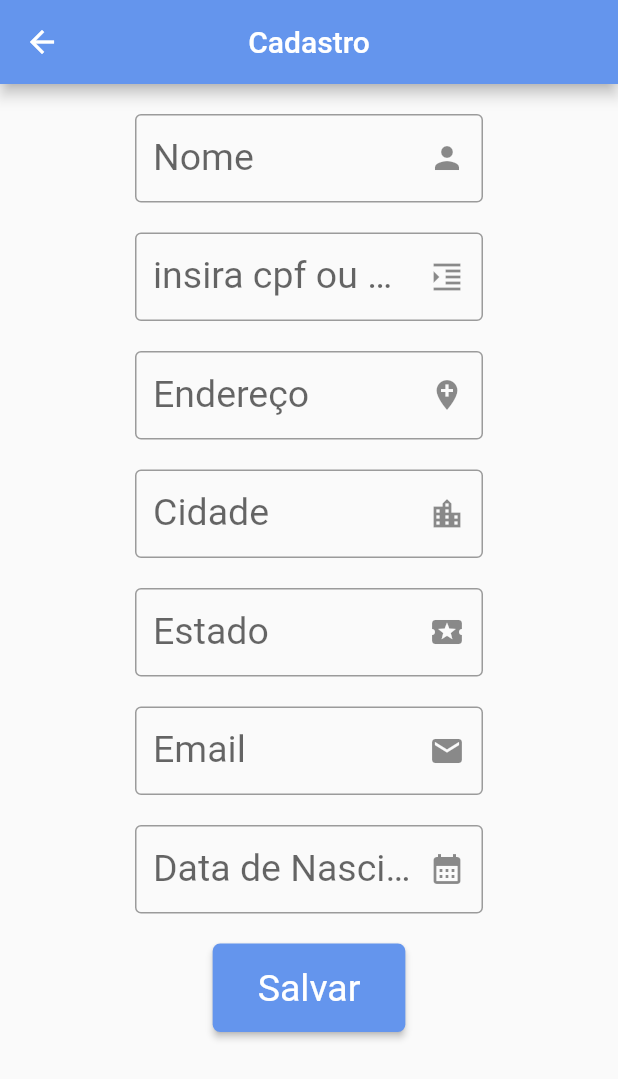
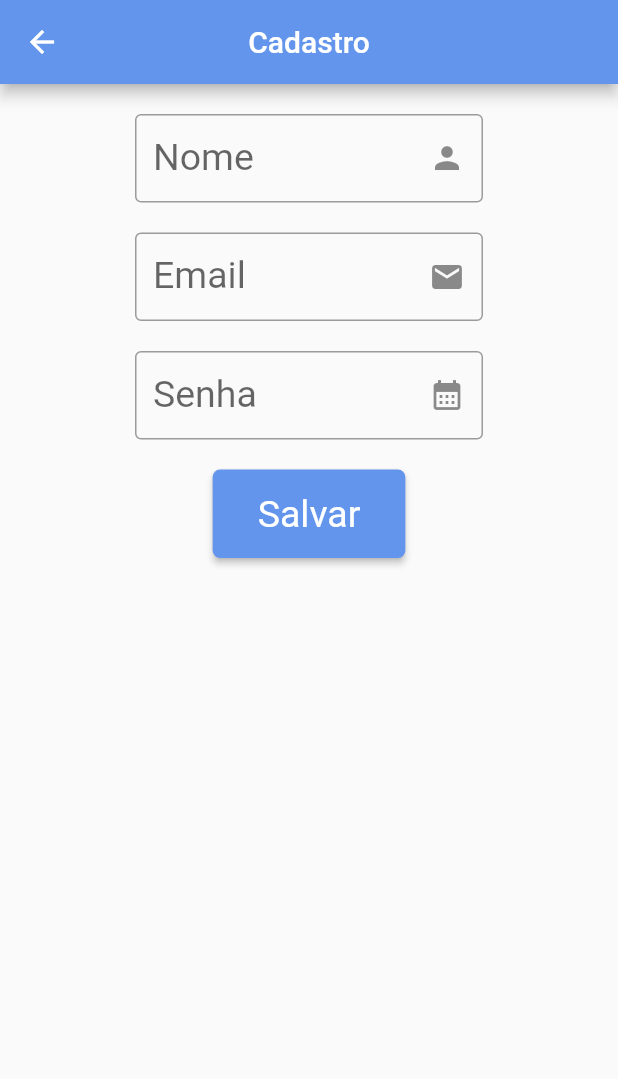
Before and after one commit to Alexandersabbag/projeto-aula, a Flutter app: the cadastrarView screen opened directly, on a phone screen of 412 x 824 dp. Shown: the top 1079 px of the screen. Run offline on Flutter 3.47's test engine with Material 2 defaults, Android fonts, the phone set to English and light mode, and no system bars; our stand-ins replace cloud_firestore, firebase_auth, firebase_core, mask_text_input_formatter; accounts and stored records are empty; network calls fail.

```diff
--- a/lib/main.dart
+++ b/lib/main.dart
@@ -9,6 +9,10 @@ import 'package:projeto_aula/view/tela_sobre_view.dart';
 void main() {
   runApp(const MaterialApp(
     debugShowCheckedModeBanner: false,
-    home: TodoListView(),
+    home: RecuperarSenhaView(),
   ));
 }
+
+//FAZER O LOGOUT (CRIAR INTERFACE DE LOGOUT)
+//ID DO USUÁRIO LOGADO
+//NOME DO USUÁRIO LOGADO (CRIAR INTERFACE COM O NOME DO USUÁRIO LOGADO)
--- a/lib/model/cadastrar.dart
+++ b/lib/model/cadastrar.dart
@@ -2,14 +2,8 @@
 
 class Cadastro {
   final String CadNome;
-  final String CadCpf_cnpj;
-  final String CadEndereco;
-  final String CadCidade;
-  final String CadEstado;
   final String CadEmail;
-  final String CadData_nasc;
-  final int id;
+  final String CadSenha;
 
-  Cadastro(this.CadNome, this.CadCpf_cnpj, this.CadEndereco, this.CadCidade,
-      this.CadEstado, this.CadData_nasc, this.CadEmail, this.id);
+  Cadastro(this.CadNome, this.CadEmail, this.CadSenha);
 }
--- a/lib/view/recuperar_senha_view.dart
+++ b/lib/view/recuperar_senha_view.dart
@@ -1,5 +1,6 @@
 // ignore_for_file: prefer_const_literals_to_create_immutables, prefer_const_constructors, prefer_interpolation_to_compose_strings
 import 'package:flutter/material.dart';
+import 'package:projeto_aula/controller/login_controller.dart';
 import 'package:projeto_aula/model/recuperar_senha.dart';
 
 class RecuperarSenhaView extends StatefulWidget {
@@ -58,8 +59,10 @@ class _RecuperarSenhaViewState extends State<RecuperarSenhaView> {
                     } else {
                       mensagem('Mensagem de recuperação enviado para o e-mail.',
                           Colors.blue.shade400);
+                      LoginController()
+                          .esqueceuSenha(context, txtRecEmail.text);
+                      RecuperarSenha(txtRecEmail.text);
                     }
-                    RecuperarSenha(txtRecEmail.text);
                   });
                 }, //criar iteração futuro
                 style: ElevatedButton.styleFrom(
--- a/lib/view/tela_cadastro_view.dart
+++ b/lib/view/tela_cadastro_view.dart
@@ -3,6 +3,7 @@
 import 'package:flutter/material.dart';
 import 'package:projeto_aula/model/cadastrar.dart';
 import 'package:mask_text_input_formatter/mask_text_input_formatter.dart';
+import '../controller/login_controller.dart';
 
 class cadastrarView extends StatefulWidget {
   const cadastrarView({super.key});
@@ -13,18 +14,8 @@ class cadastrarView extends StatefulWidget {
 
 class _cadastrarViewState extends State<cadastrarView> {
   var txtCadNome = TextEditingController();
-  var txtCadcpf_cnpj = TextEditingController();
-  var txtCadEndereco = TextEditingController();
-  var txtCadCidade = TextEditingController();
-  var txtCadEstado = TextEditingController();
   var txtCadEmail = TextEditingController();
-  var txtCadData_nasc = TextEditingController();
-
-  var maskFormatter = new MaskTextInputFormatter(
-      mask: '##/##/####',
-      filter: {"#": RegExp(r'[0-9]')},
-      type: MaskAutoCompletionType.lazy);
-  int idCad = 0; //flag
+  var txtCadSenha = TextEditingController();
 
   @override
   Widget build(BuildContext context) {
@@ -53,58 +44,6 @@ class _cadastrarViewState extends State<cadastrarView> {
             Container(
               margin: EdgeInsets.fromLTRB(90, 0, 90, 20),
               child: TextField(
-                controller: txtCadcpf_cnpj,
-                decoration: InputDecoration(
-                  labelText: 'insira cpf ou cnpj',
-                  labelStyle: TextStyle(fontSize: 25),
-                  suffixIcon: Icon(Icons.format_indent_increase),
-                  iconColor: Color(0xFF6495ED),
-                  border: OutlineInputBorder(),
-                ),
-              ),
-            ),
-            Container(
-              margin: EdgeInsets.fromLTRB(90, 0, 90, 20),
-              child: TextField(
-                controller: txtCadEndereco,
-                decoration: InputDecoration(
-                  labelText: 'Endereço',
-                  labelStyle: TextStyle(fontSize: 25),
-                  suffixIcon: Icon(Icons.add_location),
-                  iconColor: Color(0xFF6495ED),
-                  border: OutlineInputBorder(),
-                ),
-              ),
-            ),
-            Container(
-              margin: EdgeInsets.fromLTRB(90, 0, 90, 20),
-              child: TextField(
-                controller: txtCadCidade,
-                decoration: InputDecoration(
-                  labelText: 'Cidade',
-                  labelStyle: TextStyle(fontSize: 25),
-                  suffixIcon: Icon(Icons.location_city),
-                  iconColor: Color(0xFF6495ED),
-                  border: OutlineInputBorder(),
-                ),
-              ),
-            ),
-            Container(
-              margin: EdgeInsets.fromLTRB(90, 0, 90, 20),
-              child: TextField(
-                controller: txtCadEstado,
-                decoration: InputDecoration(
-                  labelText: 'Estado',
-                  labelStyle: TextStyle(fontSize: 25),
-                  suffixIcon: Icon(Icons.local_activity),
-                  iconColor: Color(0xFF6495ED),
-                  border: OutlineInputBorder(),
-                ),
-              ),
-            ),
-            Container(
-              margin: EdgeInsets.fromLTRB(90, 0, 90, 20),
-              child: TextField(
                 controller: txtCadEmail,
                 decoration: InputDecoration(
                   labelText: 'Email',
@@ -118,35 +57,24 @@ class _cadastrarViewState extends State<cadastrarView> {
             Container(
                 margin: EdgeInsets.fromLTRB(90, 0, 90, 20),
                 child: TextField(
-                  controller: txtCadData_nasc,
+                  controller: txtCadSenha,
                   decoration: InputDecoration(
-                    labelText: 'Data de Nascimento',
+                    labelText: 'Senha',
                     labelStyle: TextStyle(fontSize: 25),
                     suffixIcon: Icon(Icons.calendar_month),
                     iconColor: Color(0xFF6495ED),
                     border: OutlineInputBorder(),
                   ),
-                  inputFormatters: [maskFormatter],
                 )),
             ElevatedButton(
               onPressed: () {
-                Cadastro(
-                    txtCadNome.text,
-                    txtCadcpf_cnpj.text,
-                    txtCadEndereco.text,
-                    txtCadCidade.text,
-                    txtCadEstado.text,
-                    txtCadEmail.text,
-                    txtCadData_nasc.text,
-                    idCad);
+                Cadastro(txtCadNome.text, txtCadEmail.text, txtCadSenha.text);
+                LoginController().criarConta(
+                    context, txtCadNome.text, txtCadEmail.text, txtCadSenha);
                 setState(() {
-                  if (txtCadCidade.text.isEmpty ||
-                      txtCadData_nasc.text.isEmpty ||
-                      txtCadEmail.text.isEmpty ||
-                      txtCadEndereco.text.isEmpty ||
-                      txtCadEstado.text.isEmpty ||
+                  if (txtCadEmail.text.isEmpty ||
                       txtCadNome.text.isEmpty ||
-                      txtCadcpf_cnpj.text.isEmpty) {
+                      txtCadSenha.text.isEmpty) {
                     mensagem(
                       'Preencha todos os campos',
                       Colors.redAccent,
@@ -160,11 +88,12 @@ class _cadastrarViewState extends State<cadastrarView> {
                 });
               },
               style: ElevatedButton.styleFrom(
-                  textStyle: TextStyle(fontSize: 25),
-                  padding: EdgeInsets.symmetric(vertical: 15, horizontal: 30),
-                  backgroundColor: Color(0xFF6495ED),
-                  shape: RoundedRectangleBorder(
-                      borderRadius: BorderRadius.circular(5))),
+                textStyle: TextStyle(fontSize: 25),
+                padding: EdgeInsets.symmetric(vertical: 15, horizontal: 30),
+                backgroundColor: Color(0xFF6495ED),
+                shape: RoundedRectangleBorder(
+                    borderRadius: BorderRadius.circular(5)),
+              ),
               child: Text('Salvar'),
             )
           ],
--- a/lib/view/tela_login.dart
+++ b/lib/view/tela_login.dart
@@ -2,6 +2,7 @@
 
 import 'package:flutter/gestures.dart';
 import 'package:flutter/material.dart';
+import 'package:projeto_aula/controller/login_controller.dart';
 import 'package:projeto_aula/view/recuperar_senha_view.dart';
 import 'package:projeto_aula/view/tela_cadastro_view.dart';
 import 'package:projeto_aula/view/tela_menu_view.dart';
@@ -38,6 +39,7 @@ class _LoginViewState extends State<LoginView> {
               ),
               LoginWidField(
                   icone: Icons.password, texto: txtSenha, lblTxt: "Senha"),
+              LoginController().login(context, txtEmail.text, txtSenha.text),
               Row(
                 mainAxisAlignment: MainAxisAlignment.end,
                 children: [
--- a/pubspec.yaml
+++ b/pubspec.yaml
@@ -37,6 +37,9 @@ dependencies:
   cupertino_icons: ^1.0.2
   intl: ^0.18.0
   mask_text_input_formatter: ^2.4.0
+  firebase_core: ^2.13.0
+  cloud_firestore: ^4.7.1
+  firebase_auth: ^4.6.1
 
 dev_dependencies:
   flutter_test:
```
Also changed, not shown: lib/controller/login_controller.dart (added, +74 -0 lines), lib/firebase_options.dart (added), pubspec.lock, 3 other files.
